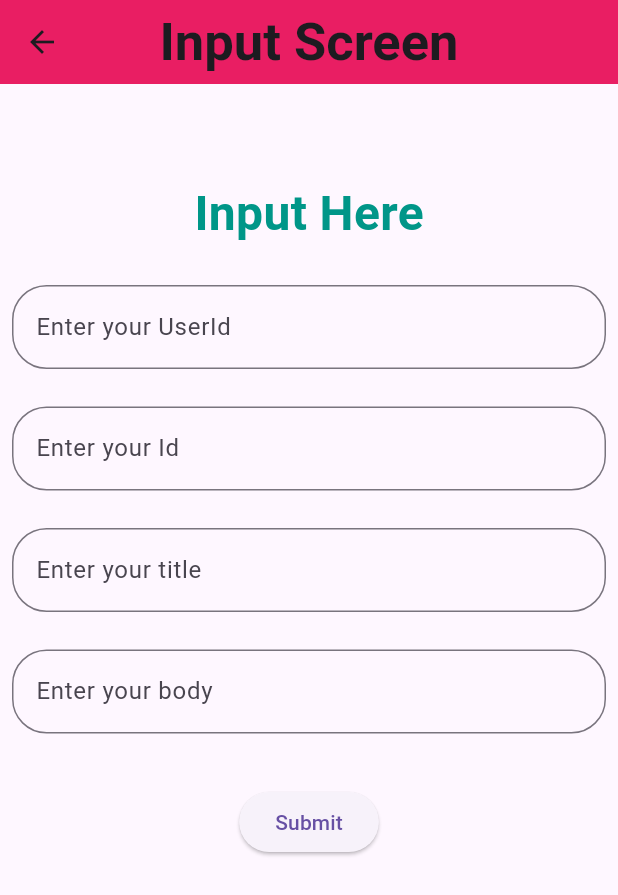
After one commit to tamim-cloud/apifetch, a Flutter app: the screen it shows after launch, after a tap on "Input Data", on a phone screen of 412 x 824 dp. The commit adds this screen. Shown: the top 895 px of the screen. Run offline on Flutter 3.47's test engine with Material 3 defaults, Android fonts, the phone set to English and light mode, and no system bars; network calls fail.

```diff
--- a/analysis_options.yaml
+++ b/analysis_options.yaml
@@ -7,6 +7,9 @@
 
 # The following line activates a set of recommended lints for Flutter apps,
 # packages, and plugins designed to encourage good coding practices.
+analyzer:
+  errors:
+    unnecessary_new: ignore
 include: package:flutter_lints/flutter.yaml
 
 linter:
--- a/lib/api_fetch.dart
+++ b/lib/api_fetch.dart
@@ -1,4 +1,4 @@
-import 'package:apifetch/home_screen.dart';
+import 'package:apifetch/presentation/screens/home_screen.dart';
 import 'package:flutter/material.dart';
 
 class ApiFetch extends StatelessWidget {
--- /dev/null
+++ b/lib/core/utils/constants/url.dart
@@ -0,0 +1,2 @@
+ const usi = 'https://jsonplaceholder.typicode.com/posts';
+ const rickAndMortyUrl= "https://rickandmortyapi.com/api/character";
--- /dev/null
+++ b/lib/data/models/post_class.dart
@@ -0,0 +1,48 @@
+class PostClass {
+    PostClass({
+        required this.userId,
+        required this.id,
+        required this.title,
+        required this.body,
+    });
+
+    final int? userId;
+    final int? id;
+    final String? title;
+    final String? body;
+
+    PostClass copyWith({
+        int? userId,
+        int? id,
+        String? title,
+        String? body,
+    }) {
+        return PostClass(
+            userId: userId ?? this.userId,
+            id: id ?? this.id,
+            title: title ?? this.title,
+            body: body ?? this.body,
+        );
+    }
+
+    factory PostClass.fromJson(Map<String, dynamic> json){
+        return PostClass(
+            userId: json["userId"],
+            id: json["id"],
+            title: json["title"],
+            body: json["body"],
+        );
+    }
+
+    Map<String, dynamic> toJson() => {
+        "userId": userId,
+        "id": id,
+        "title": title,
+        "body": body,
+    };
+
+    @override
+    String toString(){
+        return "$userId, $id, $title, $body, ";
+    }
+}
--- /dev/null
+++ b/lib/presentation/screens/home_screen.dart
@@ -0,0 +1,44 @@
+import 'package:apifetch/presentation/screens/data_screen.dart';
+import 'package:apifetch/presentation/screens/input_screen.dart';
+import 'package:apifetch/presentation/screens/rick_and_morty_screen.dart';
+import 'package:flutter/material.dart';
+
+class HomeScreen extends StatelessWidget {
+  const HomeScreen({super.key});
+
+  @override
+  Widget build(BuildContext context) {
+    return Center(
+      child: Column(
+        mainAxisAlignment: MainAxisAlignment.center,
+        spacing: 34,
+        children: [
+          ElevatedButton(
+            onPressed: () {
+              Navigator.of(context).push(
+                MaterialPageRoute(
+                  builder: (context) => DataScreen(),
+                ),
+              );
+            },
+            child: Text(
+              "Get Data Using API",
+            ),
+          ),
+          ElevatedButton(
+              onPressed: () {
+                Navigator.of(context).push(
+                    MaterialPageRoute(builder: (context) => InputScreen()));
+              },
+              child: Text("Input Data")),
+          ElevatedButton(
+              onPressed: () {
+                Navigator.of(context).push(MaterialPageRoute(
+                    builder: (context) => RickAndMortyScreen()));
+              },
+              child: Text("Rick and Morty Data"))
+        ],
+      ),
+    );
+  }
+}
--- /dev/null
+++ b/lib/presentation/screens/input_screen.dart
@@ -0,0 +1,97 @@
+import 'package:flutter/material.dart';
+
+class InputScreen extends StatefulWidget {
+  const InputScreen({super.key});
+
+  @override
+  State<InputScreen> createState() => _InputScreenState();
+}
+
+class _InputScreenState extends State<InputScreen> {
+  final userIdController = TextEditingController();
+  final idController = TextEditingController();
+  final titleController = TextEditingController();
+  final bodyController = TextEditingController();
+  @override
+  Widget build(BuildContext context) {
+    return Scaffold(
+      appBar: AppBar(
+        title: Text(
+          "Input Screen",
+          style: TextStyle(fontSize: 35, fontWeight: FontWeight.bold),
+        ),
+        centerTitle: true,
+        backgroundColor: Colors.pink,
+      ),
+      body: SingleChildScrollView(
+        child: Padding(
+          padding: const EdgeInsets.all(8.0),
+          child: Column(
+            children: [
+              SizedBox(
+                height: 55,
+              ),
+              Text(
+                "Input Here",
+                style: TextStyle(
+                    color: Colors.teal,
+                    fontSize: 32,
+                    fontWeight: FontWeight.bold),
+              ),
+              SizedBox(
+                height: 25,
+              ),
+              TextFormField(
+                controller: userIdController,
+                decoration: InputDecoration(
+                  border: OutlineInputBorder(
+                    borderRadius: BorderRadius.circular(23),
+                  ),
+                  hintText: "Enter your UserId"
+                ),
+              ),
+               SizedBox(
+                height: 25,
+              ),
+              TextFormField(
+                controller: userIdController,
+                decoration: InputDecoration(
+                  border: OutlineInputBorder(
+                    borderRadius: BorderRadius.circular(23),
+                  ),
+                  hintText: "Enter your Id"
+                ),
+              ),
+              SizedBox(
+                height: 25,
+              ),
+              TextFormField(
+                controller: userIdController,
+                decoration: InputDecoration(
+                  border: OutlineInputBorder(
+                    borderRadius: BorderRadius.circular(23),
+                  ),
+                  hintText: "Enter your title"
+                ),
+              ),
+              SizedBox(
+                height: 25,
+              ),
+              TextFormField(
+                controller: userIdController,
+                decoration: InputDecoration(
+                  border: OutlineInputBorder(
+                    borderRadius: BorderRadius.circular(23),
+                  ),
+                  hintText: "Enter your body"
+                ),
+              ),
+              SizedBox(height: 35,),
+              ElevatedButton(onPressed: (){}, child: Text("Submit"))
+            ],
+          ),
+        ),
+      ),
+    );
+  }
+}
```
Also changed, not shown: lib/core/services/api_service.dart (added, +43 -0 lines), lib/data/database/post_db.dart (added, +16 -0 lines), lib/data/models/rick_and_morty.dart (added, +138 -0 lines), lib/home_screen.dart (deleted, +0 -29 lines), lib/presentation/screens/data_screen.dart (renamed from lib/screens/data_screen.dart, +4 -4 lines), lib/presentation/screens/rick_and_morty_screen.dart (added, +91 -0 lines), lib/services/api_service.dart (deleted, +0 -24 lines), lib/data/models/get_class.dart (renamed from lib/models/get_class.dart).
